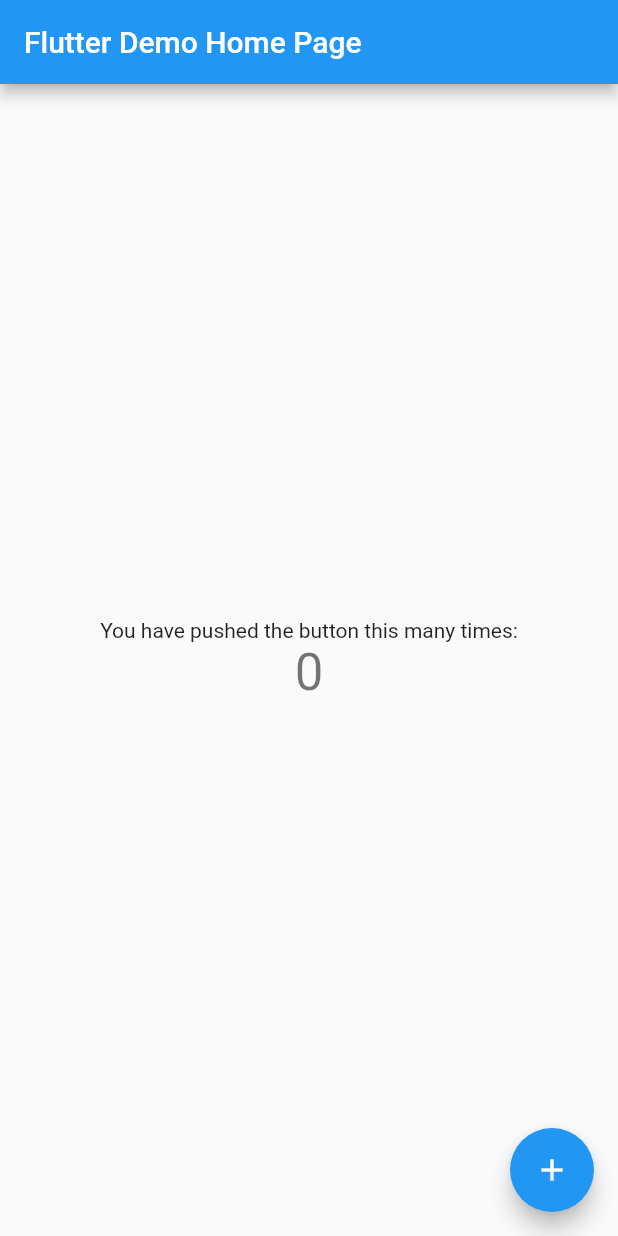
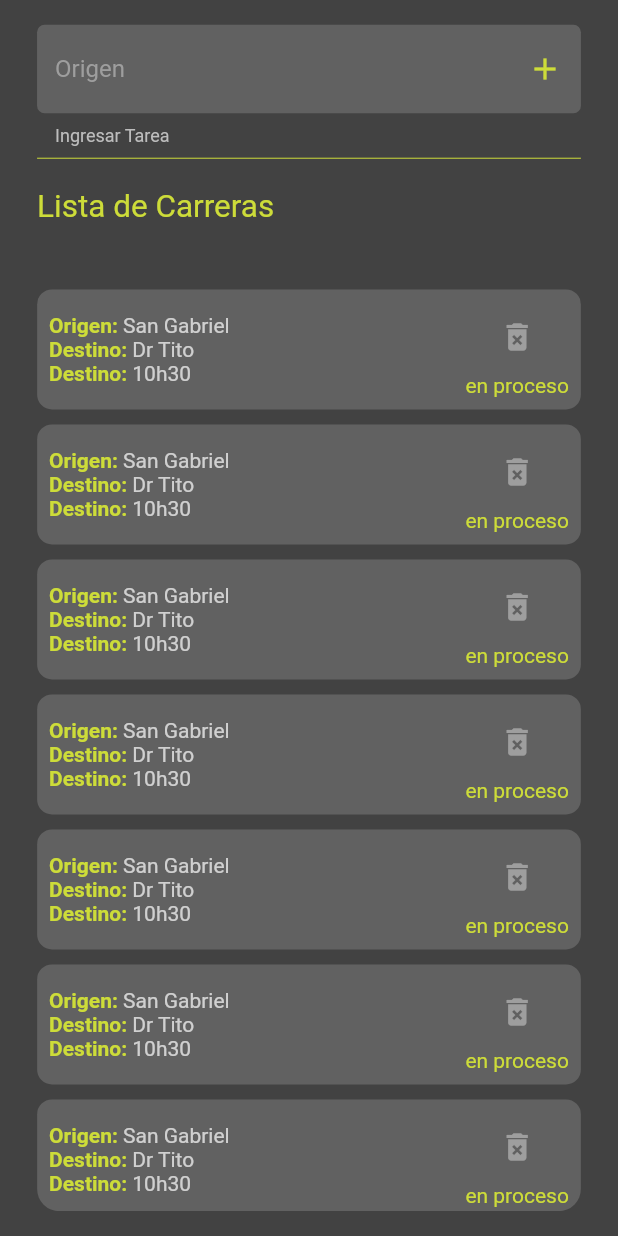
Before and after one commit to 5murdok5/ContadorCarreras, a Flutter app: the screen it shows after launch, on a phone screen of 412 x 824 dp. Run offline on Flutter 3.47's test engine with Material 2 defaults, Android fonts, the phone set to English and light mode, and no system bars; our stand-ins replace geolocator, get.

Commit message:
update app countercarreras

```diff
--- /dev/null
+++ b/lib/controllers/get_controllers/file_controller.dart
@@ -0,0 +1,23 @@
+import 'package:flutter/cupertino.dart';
+import 'package:get/get.dart';
+
+class FileController extends GetxController {
+  late TextEditingController _taskInputCtrl;
+  TextEditingController get taskInput => this._taskInputCtrl;
+
+  @override
+  void onInit() {
+    _taskInputCtrl = TextEditingController();
+    super.onInit();
+  }
+
+  @override
+  void onClose() {
+    _taskInputCtrl.dispose();
+    super.onClose();
+  }
+
+  final _obj = ''.obs;
+  set obj(value) => this._obj.value = value;
+  get obj => this._obj.value;
+}
--- /dev/null
+++ b/lib/helpers/const/sizes_const.dart
@@ -0,0 +1,4 @@
+import 'package:get/get.dart';
+
+double height = Get.size.height;
+double width = Get.size.width;
--- a/lib/main.dart
+++ b/lib/main.dart
@@ -1,113 +1,26 @@
+import 'package:cuntercarreras/routes/routes.dart';
 import 'package:flutter/material.dart';
+import 'package:flutter/services.dart';
+import 'package:get/get.dart';
 
-void main() {
-  runApp(MyApp());
-}
+void main() => runApp(
+      MyApp(),
+    );
 
 class MyApp extends StatelessWidget {
-  // This widget is the root of your application.
   @override
   Widget build(BuildContext context) {
-    return MaterialApp(
-      title: 'Flutter Demo',
-      theme: ThemeData(
-        // This is the theme of your application.
-        //
-        // Try running your application with "flutter run". You'll see the
-        // application has a blue toolbar. Then, without quitting the app, try
-        // changing the primarySwatch below to Colors.green and then invoke
-        // "hot reload" (press "r" in the console where you ran "flutter run",
-        // or simply save your changes to "hot reload" in a Flutter IDE).
-        // Notice that the counter didn't reset back to zero; the application
-        // is not restarted.
-        primarySwatch: Colors.blue,
+    SystemChrome.setSystemUIOverlayStyle(
+      SystemUiOverlayStyle(
+        statusBarColor: Colors.transparent,
       ),
-      home: MyHomePage(title: 'Flutter Demo Home Page'),
+    );
+    return GetMaterialApp(
+      debugShowCheckedModeBanner: false,
+      themeMode: ThemeMode.dark,
+      title: 'BAZT',
+      initialRoute: '/init-page',
+      getPages: RoutesApp.route,
     );
   }
 }
-
-class MyHomePage extends StatefulWidget {
-  MyHomePage({Key? key, required this.title}) : super(key: key);
-
-  // This widget is the home page of your application. It is stateful, meaning
-  // that it has a State object (defined below) that contains fields that affect
-  // how it looks.
-
-  // This class is the configuration for the state. It holds the values (in this
-  // case the title) provided by the parent (in this case the App widget) and
-  // used by the build method of the State. Fields in a Widget subclass are
-  // always marked "final".
-
-  final String title;
-
-  @override
-  _MyHomePageState createState() => _MyHomePageState();
-}
-
-class _MyHomePageState extends State<MyHomePage> {
-  int _counter = 0;
-
-  void _incrementCounter() {
-    setState(() {
-      // This call to setState tells the Flutter framework that something has
-      // changed in this State, which causes it to rerun the build method below
-      // so that the display can reflect the updated values. If we changed
-      // _counter without calling setState(), then the build method would not be
-      // called again, and so nothing would appear to happen.
-      _counter++;
-    });
-  }
-
-  @override
-  Widget build(BuildContext context) {
-    // This method is rerun every time setState is called, for instance as done
-    // by the _incrementCounter method above.
-    //
-    // The Flutter framework has been optimized to make rerunning build methods
-    // fast, so that you can just rebuild anything that needs updating rather
-    // than having to individually change instances of widgets.
-    return Scaffold(
-      appBar: AppBar(
-        // Here we take the value from the MyHomePage object that was created by
-        // the App.build method, and use it to set our appbar title.
-        title: Text(widget.title),
-      ),
-      body: Center(
-        // Center is a layout widget. It takes a single child and positions it
-        // in the middle of the parent.
-        child: Column(
-          // Column is also a layout widget. It takes a list of children and
-          // arranges them vertically. By default, it sizes itself to fit its
-          // children horizontally, and tries to be as tall as its parent.
-          //
-          // Invoke "debug painting" (press "p" in the console, choose the
-          // "Toggle Debug Paint" action from the Flutter Inspector in Android
-          // Studio, or the "Toggle Debug Paint" command in Visual Studio Code)
-          // to see the wireframe for each widget.
-          //
-          // Column has various properties to control how it sizes itself and
-          // how it positions its children. Here we use mainAxisAlignment to
-          // center the children vertically; the main axis here is the vertical
-          // axis because Columns are vertical (the cross axis would be
-          // horizontal).
-          mainAxisAlignment: MainAxisAlignment.center,
-          children: <Widget>[
-            Text(
-              'You have pushed the button this many times:',
-            ),
-            Text(
-              '$_counter',
-              style: Theme.of(context).textTheme.headline4,
-            ),
-          ],
-        ),
-      ),
-      floatingActionButton: FloatingActionButton(
-        onPressed: _incrementCounter,
-        tooltip: 'Increment',
-        child: Icon(Icons.add),
-      ), // This trailing comma makes auto-formatting nicer for build methods.
-    );
-  }
-}
--- /dev/null
+++ b/lib/models/task.dart
@@ -0,0 +1,21 @@
+import 'package:geolocator/geolocator.dart';
+
+class Task {
+  String direccionOrigen = '';
+  String direccionDestino = '';
+  String lugarOrigen = '';
+  String lugarDestino = '';
+  DateTime fechaCarrera ;
+  String estatdo=  '';
+  //  Geopoint ubicacion;
+
+  Task({
+    this.direccionOrigen = '',
+    this.direccionDestino = '',
+    this.lugarOrigen = '',
+    this.lugarDestino = '',
+    this.estatdo = '',
+    required this.fechaCarrera ,
+    // this.ubicacion = Posi,
+  });
+}
--- /dev/null
+++ b/lib/models/usuario.dart
@@ -0,0 +1,4 @@
+// class UserModel {
+//   String name;
+//   String tipo;
+// }
--- /dev/null
+++ b/lib/pages/components/item_list.dart
@@ -0,0 +1,110 @@
+import 'package:cuntercarreras/models/task.dart';
+import 'package:flutter/material.dart';
+
+class ItemCarrera extends StatelessWidget {
+  final Task carrera;
+
+  const ItemCarrera({Key? key, required this.carrera}) : super(key: key);
+
+  // ItemCarrera({Key? key,  this.carrera  }) : super(key: key);
+  @override
+  Widget build(BuildContext context) {
+    return Container(
+      padding: const EdgeInsets.all(8),
+      margin: EdgeInsets.symmetric(vertical: 5),
+      decoration: BoxDecoration(
+        color: Colors.grey[700],
+        borderRadius: BorderRadius.circular(10),
+      ),
+      child: Row(
+        children: [
+          informationCarrera(carrera),
+          btnandStatus(carrera.estatdo),
+        ],
+      ),
+    );
+  }
+
+  Widget btnandStatus(String estado) {
+    return SizedBox(
+      child: Column(
+        mainAxisSize: MainAxisSize.min,
+        crossAxisAlignment: CrossAxisAlignment.center,
+        mainAxisAlignment: MainAxisAlignment.center,
+        children: [
+          IconButton(
+            onPressed: () {},
+            icon: Icon(Icons.delete_forever, color: Colors.white38,),
+          ),
+          Container(
+            child: Text(
+              '$estado',
+              style: TextStyle(
+                color: Colors.lime,
+              ),
+            ),
+          ),
+        ],
+      ),
+    );
+  }
+
+  Widget informationCarrera(Task task) {
+    DateTime fc = task.fechaCarrera;
+    return Expanded(
+      child: SizedBox(
+        child: Column(
+          mainAxisSize: MainAxisSize.min,
+          crossAxisAlignment: CrossAxisAlignment.start,
+          mainAxisAlignment: MainAxisAlignment.start,
+          children: [
+            informationContainer(
+              title: 'Origen',
+              description: '${task.lugarOrigen}',
+            ),
+            informationContainer(
+              title: 'Destino',
+              description: '${task.lugarDestino}',
+            ),
+            informationContainer(
+              title: 'Destino',
+              description: '10h30',
+                  // (fc.day + '/' + fc.month + '/' + fc.year + ' '+fc.hour +'H' + fc.minute >= 10 ? +'0' +fc.minute : fc.minute).toString() ,
+            ),
+            // Text('${task.fechaCarrera.toIso8601String()}'),
+          ],
+        ),
+      ),
+    );
+  }
+}
+
+Widget informationContainer({
+  String title = '',
+  String description = '',
+  Color colorTitle = Colors.lime,
+  Color colorDescription = Colors.white,
+}) {
+  return Row(
+    mainAxisSize: MainAxisSize.max,
+    children: [
+      Text(
+        '$title: ',
+        style: TextStyle(
+          fontWeight: FontWeight.bold,
+          color: colorTitle,
+        ),
+      ),
+      Expanded(
+        child: SizedBox(
+          child: Text(
+            '$description',
+            style: TextStyle(
+              color: Colors.white70,
+            ),
+          ),
+        ),
+      ),
+    ],
+  );
+}
--- /dev/null
+++ b/lib/pages/initPage.dart
@@ -0,0 +1,133 @@
+import 'package:cuntercarreras/controllers/get_controllers/file_controller.dart';
+import 'package:cuntercarreras/helpers/const/sizes_const.dart';
+import 'package:cuntercarreras/models/task.dart';
+import 'package:cuntercarreras/pages/components/item_list.dart';
+import 'package:flutter/material.dart';
+import 'package:get/get.dart';
+
+class InitPagePage extends StatelessWidget {
+  final FileController _fileCtrl = Get.put(FileController());
+  @override
+  Widget build(BuildContext context) {
+    return GestureDetector(
+      onTap: () {
+        FocusScope.of(context).unfocus();
+      },
+      child: Scaffold(
+        backgroundColor: Colors.grey[800],
+
+        body: SafeArea(
+          child: Padding(
+            padding: EdgeInsets.only(
+              left: width * 0.06,
+              right: width * 0.06,
+              top: height * 0.02,
+            ),
+            child: Column(
+              mainAxisSize: MainAxisSize.max,
+              children: [
+                inputTarea(),
+                Divider(
+                  color: Colors.lime,
+                ),
+                titleSection(),
+                SizedBox(height:  height * 0.03),
+                listCarrera(),
+                SizedBox(height:  height * 0.02),
+              ],
+            ),
+          ),
+        ),
+      ),
+    );
+  }
+
+  Widget titleSection() {
+    return Padding(
+      padding: EdgeInsets.symmetric(vertical: height * 0.015),
+      child: SizedBox(
+        width: double.infinity,
+        child: Text(
+          'Lista de Carreras',
+          style: TextStyle(
+            color: Colors.lime,
+            fontSize: 21,
+            fontWeight: FontWeight.w400,
+          ),
+        ),
+      ),
+    );
+  }
+
+  Widget listCarrera() {
+    return Expanded(
+      child: ClipRRect(
+        borderRadius: BorderRadius.circular(15),
+        child: SizedBox(
+          child: SingleChildScrollView(
+            physics: BouncingScrollPhysics(),
+            child: Column(
+              children: List.generate(
+                10,
+                (index) => ItemCarrera(
+                  carrera: Task(
+                    direccionOrigen: 'Pradera Arupos y Nogales',
+                    direccionDestino: 'jose antonio y lourdes',
+                    estatdo: 'en proceso',
+                    lugarDestino: 'Dr Tito',
+                    lugarOrigen: 'San Gabriel',
+                    fechaCarrera: DateTime.now(),
+                  ),
+                ),
+              ),
+            ),
+          ),
+        ),
+      ),
+    );
+  }
+
+  Widget itemList() {
+    return Container(
+      child: Row(
+        children: [],
+      ),
+    );
+  }
+
+  Widget inputTarea() {
+    return SizedBox(
+      child: TextFormField(
+        controller: _fileCtrl.taskInput,
+        style: TextStyle(
+          color: Colors.white,
+        ),
+
+        cursorColor: Colors.lime,
+
+        decoration: InputDecoration(
+          hintText: 'Origen',
+          hintStyle: TextStyle(
+            color: Colors.grey[500],
+          ),
+          fillColor: Colors.grey[700],
+          filled: true,
+
+          helperText: 'Ingresar Tarea',
+
+          helperStyle: TextStyle(
+            color: Colors.grey[400],
+          ),
+          suffixIcon: Icon(
+            Icons.add,
+            color: Colors.lime,
+          ),
+          border: OutlineInputBorder(
+            borderSide: BorderSide.none,
+            borderRadius: BorderRadius.circular(5),
+          ),
+        ),
+      ),
+    );
+  }
+}
--- /dev/null
+++ b/lib/routes/routes.dart
@@ -0,0 +1,9 @@
+import 'package:cuntercarreras/pages/initPage.dart';
+import 'package:get/get.dart';
+
+class RoutesApp{
+
+    static final route = [
+    GetPage(name: '/init-page', page: () => InitPagePage()),
+  ];
+}
--- a/pubspec.yaml
+++ b/pubspec.yaml
@@ -28,6 +28,9 @@
   # The following adds the Cupertino Icons font to your application.
   # Use with the CupertinoIcons class for iOS style icons.
   cupertino_icons: ^1.0.2
+  get: ^4.1.4
+  geolocator: ^7.2.0+1
+  geocoding: ^2.0.0
 
 dev_dependencies:
   flutter_test:
```
Also changed, not shown: pubspec.lock.
